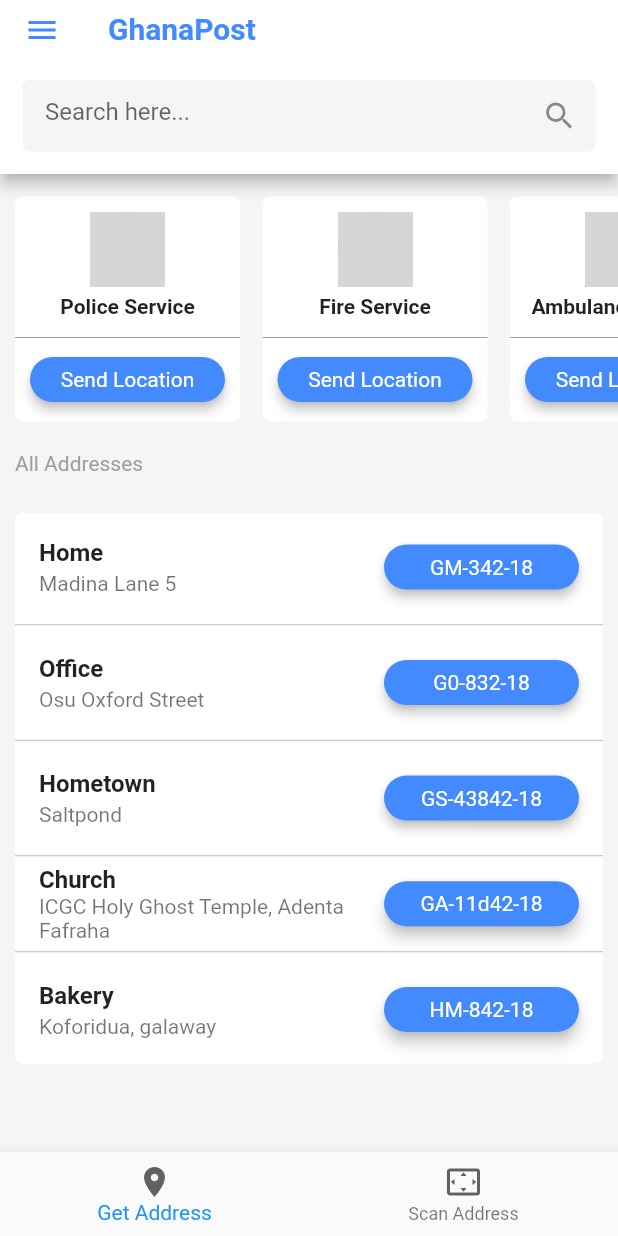
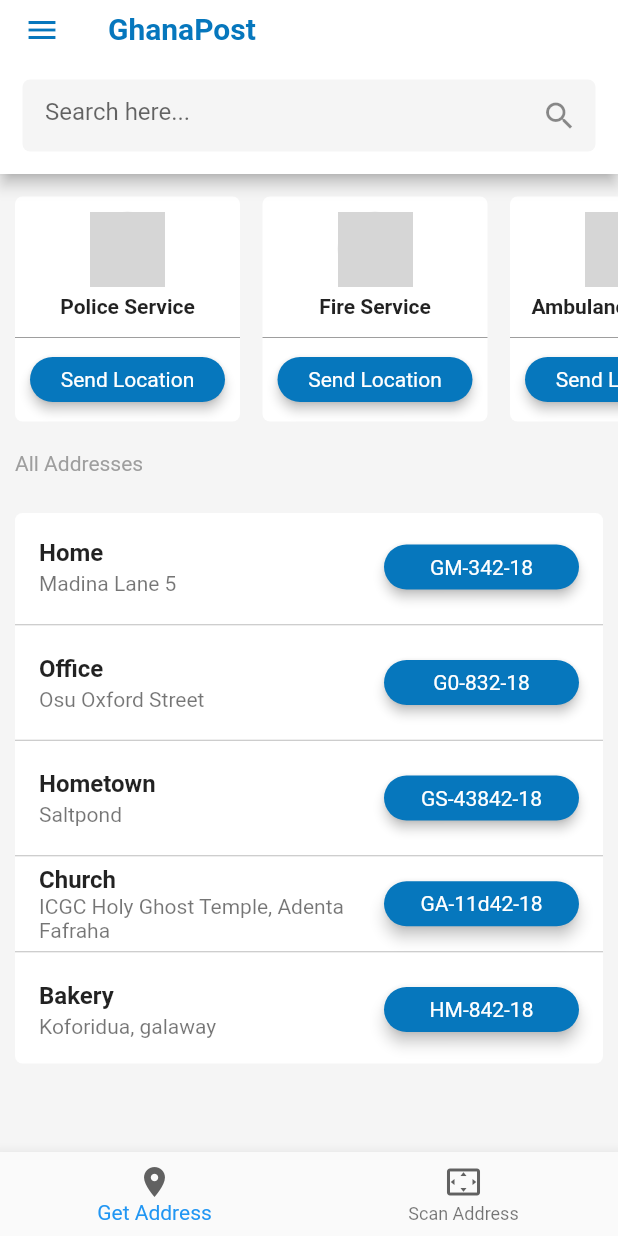
Before and after one commit to iamEtornam/GhanaPostGPS-Flutter, a Flutter app: the screen it shows after launch, on a phone screen of 412 x 824 dp. Run offline on Flutter 3.47's test engine with Material 2 defaults, Android fonts, the phone set to English and light mode, and no system bars; network calls fail; grey boxes are pictures that could not be loaded.

Commit message:
feat: updated screenshots

```diff
--- a/lib/home_page.dart
+++ b/lib/home_page.dart
@@ -7,6 +7,7 @@ class HomePage extends StatefulWidget {
 
 class _HomePageState extends State<HomePage> {
   TextEditingController _controller = TextEditingController();
+  Color _mainColor = Color(0xff0677BD);
 
   @override
   Widget build(BuildContext context) {
@@ -16,9 +17,9 @@ class _HomePageState extends State<HomePage> {
         title: Text(
           'GhanaPost',
           style:
-              TextStyle(color: Colors.blueAccent, fontWeight: FontWeight.bold),
+              TextStyle(color: _mainColor, fontWeight: FontWeight.bold),
         ),
-        iconTheme: IconThemeData(color: Colors.blueAccent),
+        iconTheme: IconThemeData(color: _mainColor),
         bottom: PreferredSize(
             child: Container(
               margin: EdgeInsets.all(15.0),
@@ -92,7 +93,7 @@ class _HomePageState extends State<HomePage> {
                             ),
                             InkWell(
                                 child: Material(
-                              color: Colors.blueAccent,
+                              color: _mainColor,
                               borderRadius: BorderRadius.circular(20.0),
                               elevation: 3.0,
                               child: Container(
@@ -152,7 +153,7 @@ class _HomePageState extends State<HomePage> {
                             ),
                             InkWell(
                                 child: Material(
-                              color: Colors.blueAccent,
+                              color: _mainColor,
                               borderRadius: BorderRadius.circular(20.0),
                               elevation: 3.0,
                               child: Container(
@@ -212,7 +213,7 @@ class _HomePageState extends State<HomePage> {
                             ),
                             InkWell(
                                 child: Material(
-                              color: Colors.blueAccent,
+                              color: _mainColor,
                               borderRadius: BorderRadius.circular(20.0),
                               elevation: 3.0,
                               child: Container(
@@ -260,7 +261,7 @@ class _HomePageState extends State<HomePage> {
                         subtitle: Text('Madina Lane 5'),
                         trailing: InkWell(
                             child: Material(
-                          color: Colors.blueAccent,
+                          color: _mainColor,
                           borderRadius: BorderRadius.circular(20.0),
                           elevation: 3.0,
                           child: Container(
@@ -289,7 +290,7 @@ class _HomePageState extends State<HomePage> {
                         subtitle: Text('Osu Oxford Street'),
                         trailing: InkWell(
                             child: Material(
-                          color: Colors.blueAccent,
+                          color: _mainColor,
                           borderRadius: BorderRadius.circular(20.0),
                           elevation: 3.0,
                           child: Container(
@@ -318,7 +319,7 @@ class _HomePageState extends State<HomePage> {
                         subtitle: Text('Saltpond'),
                         trailing: InkWell(
                             child: Material(
-                          color: Colors.blueAccent,
+                          color: _mainColor,
                           borderRadius: BorderRadius.circular(20.0),
                           elevation: 3.0,
                           child: Container(
@@ -348,7 +349,7 @@ class _HomePageState extends State<HomePage> {
                             Text('ICGC Holy Ghost Temple, Adenta Fafraha'),
                         trailing: InkWell(
                             child: Material(
-                          color: Colors.blueAccent,
+                          color: _mainColor,
                           borderRadius: BorderRadius.circular(20.0),
                           elevation: 4.0,
                           child: Container(
@@ -377,7 +378,7 @@ class _HomePageState extends State<HomePage> {
                         subtitle: Text('Koforidua, galaway'),
                         trailing: InkWell(
                             child: Material(
-                          color: Colors.blueAccent,
+                          color: _mainColor,
                           borderRadius: BorderRadius.circular(20.0),
                           elevation: 4.0,
                           child: Container(
```
Also changed, not shown: 2 other files.
